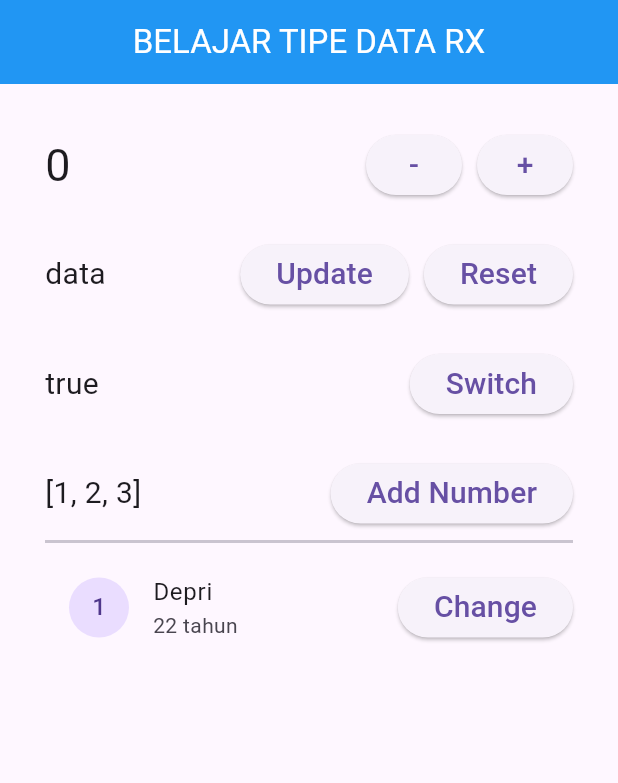
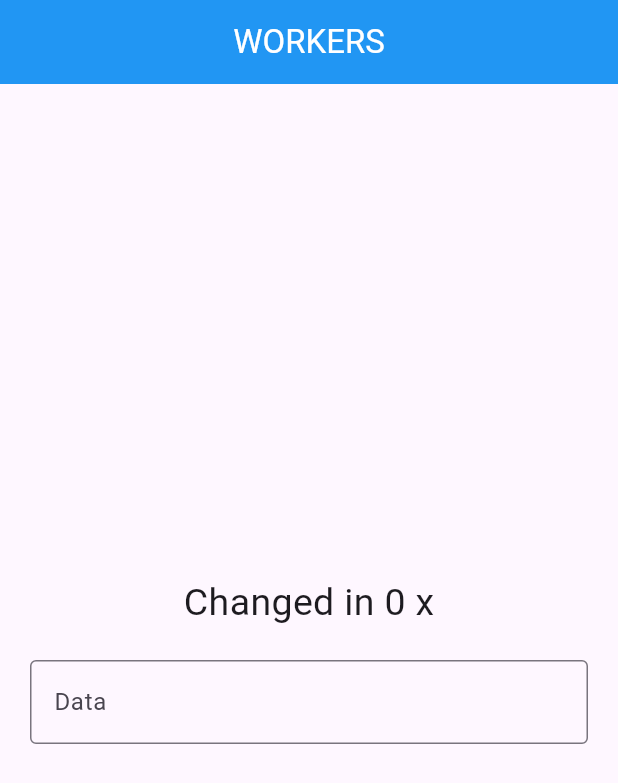
Before and after one commit to depriandiy/gym_presence, a Flutter app: the screen it shows after launch, on a phone screen of 412 x 824 dp. Shown: the top 783 px of the screen. Run offline on Flutter 3.47's test engine with Material 3 defaults, Android fonts, the phone set to English and light mode, and no system bars; our stand-ins replace firebase_core, get, introduction_screen; accounts and stored records are empty.

Commit message:
getx worker

```diff
--- a/lib/controllers/home_controller.dart
+++ b/lib/controllers/home_controller.dart
@@ -2,34 +2,25 @@ import 'package:get/get.dart';
 
 class HomeController extends GetxController {
   RxInt dataInt = 0.obs;
-  RxString dataString = "data".obs;
-  RxBool dataBool = true.obs;
-  RxList<int> dataList = [1, 2, 3].obs;
-  RxMap<String, dynamic> dataMap = <String, dynamic>{
-    "id": 1,
-    "name": "Depri",
-    "age": 22,
-  }.obs;
 
-  void changeName() {
-    dataMap["name"] = "Rian";
-    dataMap["age"] = "23";
+  void change() => dataInt++;
+
+  @override
+  void onInit() {
+    ever(dataInt, (callback) => print("Changed"));
+    once(dataInt, (callback) => print("Calls 1x in starting state"));
+    debounce(
+      dataInt,
+      (callback) => print("Calls in 3 seconds"),
+      time: const Duration(
+        seconds: 3,
+      ),
+    );
+    interval(
+      dataInt,
+      (callback) => print("Calls in every 2 seconds"),
+      time: Duration(seconds: 2),
+    );
+    super.onInit();
   }
-
-  int nextNum = 4;
-  void addNumber() {
-    dataList.add(nextNum);
-    nextNum++;
-  }
-
-  void switchBool() {
-    // dataBool.value != dataBool.value;
-    dataBool.toggle(); // cara simple
-  }
-
-  void updateString() => dataString.value = "data (updated)";
-  void resetString() => dataString.value = "data";
-
-  void incrementInt() => dataInt++;
-  void decrementInt() => dataInt--;
 }
--- a/lib/screens/home_screen.dart
+++ b/lib/screens/home_screen.dart
@@ -11,153 +11,34 @@ class HomeScreen extends StatelessWidget {
       appBar: AppBar(
         centerTitle: true,
         title: const Text(
-          "BELAJAR TIPE DATA RX",
+          "WORKERS",
           style: TextStyle(color: Colors.white),
         ),
         backgroundColor: Colors.blue,
       ),
-      body: ListView(
-        padding: EdgeInsets.all(30),
-        children: [
-          Row(
-            mainAxisAlignment: MainAxisAlignment.spaceBetween,
+      body: Padding(
+        padding: EdgeInsets.all(20),
+        child: Center(
+          child: Column(
+            mainAxisAlignment: MainAxisAlignment.center,
             children: [
               Obx(
                 () => Text(
-                  "${homeC.dataInt}",
-                  style: TextStyle(fontSize: 30),
+                  "Changed in ${homeC.dataInt} x",
+                  style: TextStyle(fontSize: 25),
                 ),
               ),
-              Row(
-                children: [
-                  ElevatedButton(
-                    onPressed: () {
-                      homeC.decrementInt();
-                    },
-                    child: const Text(
-                      "-",
-                      style: TextStyle(fontSize: 20),
-                    ),
-                  ),
-                  SizedBox(width: 10),
-                  ElevatedButton(
-                    onPressed: () {
-                      homeC.incrementInt();
-                    },
-                    child: const Text(
-                      "+",
-                      style: TextStyle(fontSize: 20),
-                    ),
-                  ),
-                ],
-              ),
+              SizedBox(height: 20),
+              TextField(
+                onChanged: (value) => homeC.change(),
+                decoration: InputDecoration(
+                  labelText: "Data",
+                  border: OutlineInputBorder(),
+                ),
+              )
             ],
           ),
-          SizedBox(height: 25),
-          Row(
-            mainAxisAlignment: MainAxisAlignment.spaceBetween,
-            children: [
-              Obx(
-                () => Text(
-                  "${homeC.dataString}",
-                  style: TextStyle(fontSize: 20),
-                ),
-              ),
-              Row(
-                children: [
-                  ElevatedButton(
-                    onPressed: () {
-                      homeC.updateString();
-                    },
-                    child: const Text(
-                      "Update",
-                      style: TextStyle(fontSize: 20),
-                    ),
-                  ),
-                  SizedBox(width: 10),
-                  ElevatedButton(
-                    onPressed: () {
-                      homeC.resetString();
-                    },
-                    child: const Text(
-                      "Reset",
-                      style: TextStyle(fontSize: 20),
-                    ),
-                  ),
-                ],
-              ),
-            ],
-          ),
-          SizedBox(height: 25),
-          Row(
-            mainAxisAlignment: MainAxisAlignment.spaceBetween,
-            children: [
-              Obx(
-                () => Text(
-                  "${homeC.dataBool}",
-                  style: TextStyle(fontSize: 20),
-                ),
-              ),
-              ElevatedButton(
-                onPressed: () {
-                  homeC.switchBool();
-                },
-                child: const Text(
-                  "Switch",
-                  style: TextStyle(fontSize: 20),
-                ),
-              ),
-            ],
-          ),
-          SizedBox(height: 25),
-          Row(
-            mainAxisAlignment: MainAxisAlignment.spaceBetween,
-            children: [
-              Obx(
-                () => Text(
-                  "${homeC.dataList}",
-                  style: TextStyle(fontSize: 20),
-                ),
-              ),
-              ElevatedButton(
-                onPressed: () {
-                  homeC.addNumber();
-                },
-                child: const Text(
-                  "Add Number",
-                  style: TextStyle(fontSize: 20),
-                ),
-              ),
-            ],
-          ),
-          Divider(thickness: 2),
-          Row(
-            children: [
-              Expanded(
-                child: Obx(
-                  () => ListTile(
-                    leading: CircleAvatar(
-                      child: Text(
-                        "${homeC.dataMap['id']}",
-                      ),
-                    ),
-                    title: Text("${homeC.dataMap['name']}"),
-                    subtitle: Text("${homeC.dataMap['age']} tahun"),
-                  ),
-                ),
-              ),
-              ElevatedButton(
-                onPressed: () {
-                  homeC.changeName();
-                },
-                child: const Text(
-                  "Change",
-                  style: TextStyle(fontSize: 20),
-                ),
-              ),
-            ],
-          ),
-        ],
+        ),
       ),
     );
   }
```
